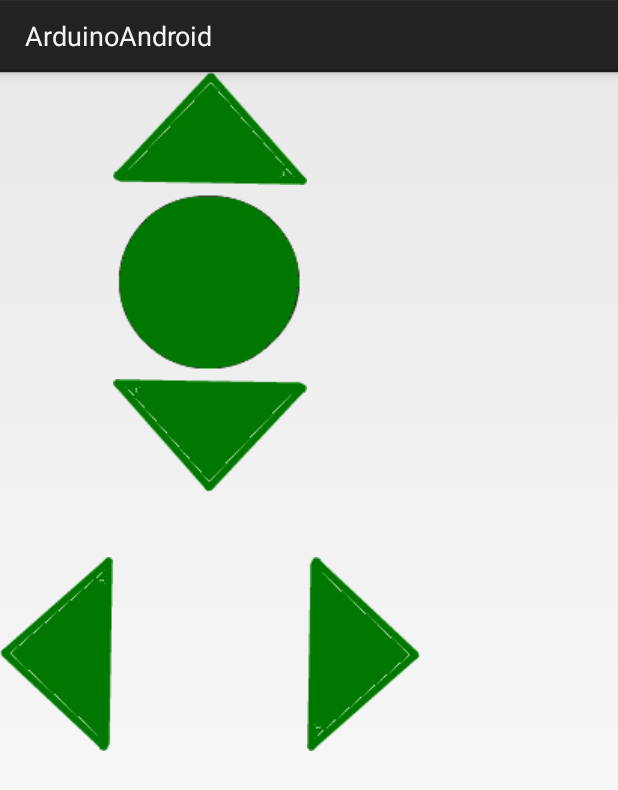
After one commit to vika-vika/ArdiunoAndroid, an Android app: the layout view_wasd.xml on its own in the app's theme, with its tools: preview values and no code run, on a phone screen of 412 x 824 dp. The commit adds this screen. Shown: the top 790 px of the screen. Run offline under Robolectric (Android 15) with nearby library versions, the phone set to English and light mode, and no system bars.

Commit message:
* WASD component added

```diff
--- /dev/null
+++ b/ArduinoAndroid/app/src/main/res/layout/view_wasd.xml
@@ -0,0 +1,51 @@
+<?xml version="1.0" encoding="utf-8"?>
+<LinearLayout xmlns:android="http://schemas.android.com/apk/res/android"
+
+    android:layout_width="match_parent"
+    android:layout_height="match_parent"
+    android:orientation="horizontal">
+
+    <ImageView
+        android:src="@drawable/command_a"
+        android:layout_width="wrap_content"
+        android:layout_height="wrap_content"
+        android:id="@+id/iv_left"
+        android:clickable="true"
+        android:layout_gravity="center_vertical"/>
+
+    <LinearLayout
+        android:layout_width="wrap_content"
+        android:layout_height="wrap_content"
+        android:orientation="vertical"
+        android:id="@+id/lt_main">
+
+        <ImageView
+            android:src="@drawable/command_w"
+            android:layout_width="wrap_content"
+            android:layout_height="wrap_content"
+            android:id="@+id/iv_up"
+            android:clickable="true"/>
+
+        <ImageView
+            android:layout_width="wrap_content"
+            android:layout_height="wrap_content"
+            android:id="@+id/iv_space"
+            android:src="@drawable/command_space"
+            android:clickable="true" />
+
+        <ImageView
+            android:src="@drawable/command_s"
+            android:layout_width="wrap_content"
+            android:layout_height="wrap_content"
+            android:id="@+id/iv_down"
+            android:clickable="true"/>
+    </LinearLayout>
+
+    <ImageView
+        android:src="@drawable/command_d"
+        android:layout_width="wrap_content"
+        android:layout_height="wrap_content"
+        android:id="@+id/iv_right"
+        android:clickable="true"
+        android:layout_gravity="center_vertical"/>
+</LinearLayout>
```
Also changed, not shown: ArduinoAndroid/app/src/main/java/net/vnnz/arduinoandroid/MainActivity.java (+29 -1 lines), ArduinoAndroid/app/src/main/java/net/vnnz/arduinoandroid/bluetooth/BluetoothConstants.java (added, +7 -0 lines), ArduinoAndroid/app/src/main/java/net/vnnz/arduinoandroid/view/WASDControllerView.java (added, +90 -0 lines), ArduinoAndroid/app/src/main/res/layout/activity_main.xml (+7 -2 lines), ArduinoAndroid/app/src/main/res/drawable-mdpi/command_a.png (added), ArduinoAndroid/app/src/main/res/drawable-mdpi/command_d.png (added), ArduinoAndroid/app/src/main/res/drawable-mdpi/command_s.png (added), ArduinoAndroid/app/src/main/res/drawable-mdpi/command_space.png (added), ArduinoAndroid/app/src/main/res/drawable-mdpi/command_w.png (added).
